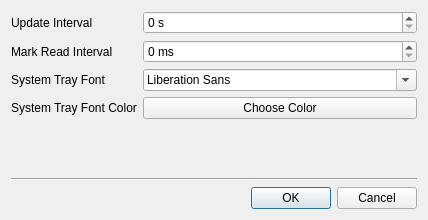
Before: the Qt Designer form preferences.ui in apaku/slimfeed, drawn with Qt 5.
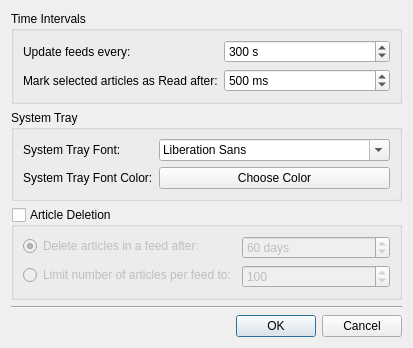
After: the same form once the commit is applied.

Commit message:
Add settings for article-deletion
So far only the GUI for changing the settings is done, it allows to
configure to delete articles after a number of days or if a certain size
limit is reached.

Also re-arrange the preferences gui a bit to group settings since the
article-deletion introduced a group.

Patch:
```diff
--- a/preferences.ui
+++ b/preferences.ui
@@ -6,8 +6,8 @@
    <rect>
     <x>0</x>
     <y>0</y>
-    <width>428</width>
-    <height>220</height>
+    <width>382</width>
+    <height>321</height>
    </rect>
   </property>
   <property name="windowTitle">
@@ -15,11 +15,15 @@
   </property>
   <layout class="QVBoxLayout" name="verticalLayout">
    <item>
+    <widget class="QGroupBox" name="groupBox_2">
+     <property name="title">
+      <string>Time Intervals</string>
+     </property>
     <layout class="QFormLayout" name="formLayout">
      <item row="0" column="0">
       <widget class="QLabel" name="label">
        <property name="text">
-        <string>Update Interval</string>
+         <string>Update feeds every:</string>
        </property>
        <property name="buddy">
         <cstring>updateTimeoutBox</cstring>
@@ -28,12 +32,6 @@
      </item>
      <item row="0" column="1">
       <widget class="QSpinBox" name="updateTimeoutBox">
-       <property name="sizePolicy">
-        <sizepolicy hsizetype="MinimumExpanding" vsizetype="Fixed">
-         <horstretch>0</horstretch>
-         <verstretch>0</verstretch>
-        </sizepolicy>
-       </property>
        <property name="toolTip">
          <string>Specifies the number of seconds to wait between updating the feeds from their urls.</string>
        </property>
@@ -44,25 +42,22 @@
         <number>999999</number>
        </property>
        <property name="value">
-        <number>0</number>
+         <number>300</number>
        </property>
       </widget>
      </item>
      <item row="1" column="0">
       <widget class="QLabel" name="label_2">
        <property name="text">
-        <string>Mark Read Interval</string>
+         <string>Mark selected articles as Read after:</string>
+        </property>
+        <property name="buddy">
+         <cstring>markReadTimeoutBox</cstring>
        </property>
       </widget>
      </item>
      <item row="1" column="1">
       <widget class="QSpinBox" name="markReadTimeoutBox">
-       <property name="sizePolicy">
-        <sizepolicy hsizetype="MinimumExpanding" vsizetype="Fixed">
-         <horstretch>0</horstretch>
-         <verstretch>0</verstretch>
-        </sizepolicy>
-       </property>
        <property name="toolTip">
         <string>Specifies the number of milliseconds after which a selected article is automatically marked as being read.</string>
        </property>
@@ -76,48 +71,124 @@
         <number>999999</number>
        </property>
        <property name="value">
-        <number>0</number>
+         <number>500</number>
        </property>
       </widget>
      </item>
-     <item row="2" column="0">
+     </layout>
+    </widget>
+   </item>
+   <item>
+    <widget class="QGroupBox" name="groupBox">
+     <property name="title">
+      <string>System Tray</string>
+     </property>
+     <layout class="QFormLayout" name="formLayout_2">
+      <item row="0" column="0">
       <widget class="QLabel" name="label_3">
        <property name="text">
-        <string>System Tray Font</string>
-       </property>
-      </widget>
-     </item>
-     <item row="2" column="1">
-      <widget class="QFontComboBox" name="systrayFontCombo">
-       <property name="sizePolicy">
-        <sizepolicy hsizetype="MinimumExpanding" vsizetype="Fixed">
-         <horstretch>0</horstretch>
-         <verstretch>0</verstretch>
-        </sizepolicy>
+         <string>System Tray Font:</string>
+        </property>
+        <property name="buddy">
+         <cstring>systrayFontCombo</cstring>
        </property>
       </widget>
      </item>
-     <item row="3" column="0">
+      <item row="0" column="1">
+       <widget class="QFontComboBox" name="systrayFontCombo"/>
+      </item>
+      <item row="1" column="0">
       <widget class="QLabel" name="label_4">
        <property name="text">
-        <string>System Tray Font Color</string>
+         <string>System Tray Font Color:</string>
+        </property>
+        <property name="buddy">
+         <cstring>systrayColorChooser</cstring>
        </property>
       </widget>
      </item>
-     <item row="3" column="1">
+      <item row="1" column="1">
       <widget class="QPushButton" name="systrayColorChooser">
-       <property name="sizePolicy">
-        <sizepolicy hsizetype="MinimumExpanding" vsizetype="Fixed">
-         <horstretch>0</horstretch>
-         <verstretch>0</verstretch>
-        </sizepolicy>
-       </property>
        <property name="text">
         <string>Choose Color</string>
        </property>
       </widget>
      </item>
     </layout>
+    </widget>
+   </item>
+   <item>
+    <widget class="QGroupBox" name="articleDeletionGroup">
+     <property name="toolTip">
+      <string>If enabled articles older than the specified number of days or the oldest articles that fall out of the maximum number will be deleted</string>
+     </property>
+     <property name="title">
+      <string>Article Deletion</string>
+     </property>
+     <property name="checkable">
+      <bool>true</bool>
+     </property>
+     <property name="checked">
+      <bool>false</bool>
+     </property>
+     <layout class="QFormLayout" name="formLayout_3">
+      <property name="labelAlignment">
+       <set>Qt::AlignLeading|Qt::AlignLeft|Qt::AlignVCenter</set>
+      </property>
+      <item row="0" column="0">
+       <widget class="QRadioButton" name="numberOfDaysRadio">
+        <property name="text">
+         <string>Delete articles in a feed after:</string>
+        </property>
+        <property name="checked">
+         <bool>true</bool>
+        </property>
+       </widget>
+      </item>
+      <item row="0" column="1">
+       <widget class="QSpinBox" name="numberOfDaysEdit">
+        <property name="toolTip">
+         <string>Specifies the number of days to keep read articles before automatically deleting them</string>
+        </property>
+        <property name="suffix">
+         <string> days</string>
+        </property>
+        <property name="maximum">
+         <number>9999</number>
+        </property>
+        <property name="value">
+         <number>60</number>
+        </property>
+       </widget>
+      </item>
+      <item row="1" column="0">
+       <widget class="QRadioButton" name="numberOfArticlesRadio">
+        <property name="text">
+         <string>Limit number of articles per feed to:</string>
+        </property>
+       </widget>
+      </item>
+      <item row="1" column="1">
+       <widget class="QSpinBox" name="numberOfArticlesEdit">
+        <property name="enabled">
+         <bool>false</bool>
+        </property>
+        <property name="toolTip">
+         <string>Specifies the maximum number of articles to keep before automatically deleting the oldest ones</string>
+        </property>
+        <property name="suffix">
+         <string/>
+        </property>
+        <property name="maximum">
+         <number>999999</number>
+        </property>
+        <property name="value">
+         <number>100</number>
+        </property>
+       </widget>
+      </item>
+     </layout>
+    </widget>
    </item>
    <item>
     <widget class="Line" name="line">
```
Left out of the diff: 84 changed lines with no effect on the pictures. Lines whose indentation alone changed are shown as unchanged. The commit also changes 2 other files.
